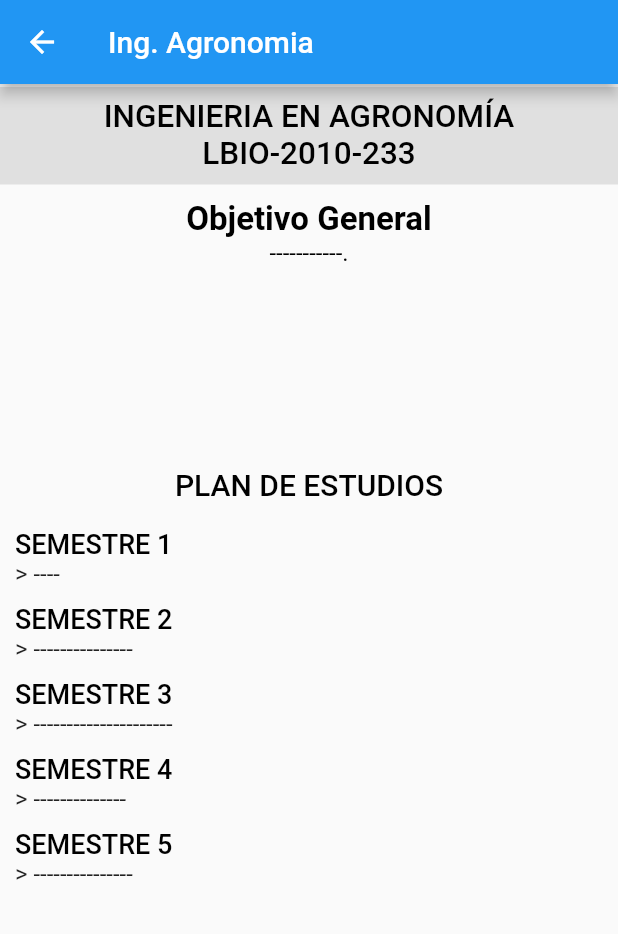
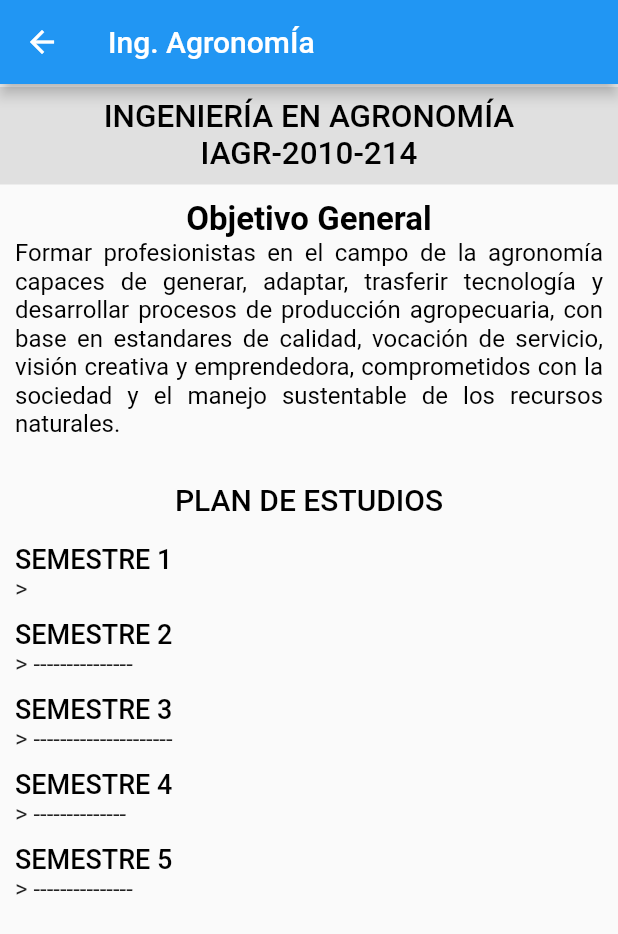
Before and after one commit to Jeryn61297/proyecto_itca, a Flutter app: the AgronomiaPage screen opened directly, on a phone screen of 412 x 824 dp. Shown: the top 934 px of the screen. Run offline on Flutter 3.47's test engine with Material 2 defaults, Android fonts, the phone set to English and light mode, and no system bars.

Commit message:
page agronomia en proceso

```diff
--- a/lib/src/pag/fold_carreras/agronomia.dart
+++ b/lib/src/pag/fold_carreras/agronomia.dart
@@ -7,7 +7,7 @@ class AgronomiaPage extends StatelessWidget {
   Widget build(BuildContext context) {
     return Scaffold(
       appBar: AppBar(
-        title: Text('Ing. Agronomia'),
+        title: Text('Ing. AgronomÍa'),
       ),
       body: Stack(
         children: <Widget>[
@@ -35,7 +35,7 @@ Widget _TituloPage() {
     height: 65,
     color: Colors.grey[300],
     child: Text(
-      'INGENIERIA EN AGRONOMÍA\nLBIO-2010-233',
+      'INGENIERÍA EN AGRONOMÍA\nIAGR-2010-214',
       style: TextStyle(
           color: Colors.black, fontSize: 21, fontWeight: FontWeight.w500),
       textAlign: TextAlign.center,
@@ -48,7 +48,7 @@ Widget _Objetivo() {
     padding: EdgeInsets.symmetric(horizontal: 10),
     child: Container(
       width: double.infinity,
-      height: 180,
+      height: 190,
       //color: Colors.yellowAccent,
       child: Column(
         children: <Widget>[
@@ -63,7 +63,7 @@ Widget _Objetivo() {
             textAlign: TextAlign.start,
           ),
           Text(
-            '-----------.',
+            'Formar profesionistas en el campo de la agronomía capaces de generar, adaptar, trasferir tecnología y desarrollar procesos de producción agropecuaria, con base en estandares de calidad, vocación de servicio, visión creativa y emprendedora, comprometidos con la sociedad y el manejo sustentable de los recursos naturales.',
             style: TextStyle(color: Colors.black, fontSize: 16),
             textAlign: TextAlign.justify,
           ),
@@ -103,7 +103,7 @@ Widget _Semestres() {
                   fontWeight: FontWeight.w500),
             ),
             Text(
-              '> ----',
+              '> ',
               style: TextStyle(
                 fontSize: 16,
               ),
```
